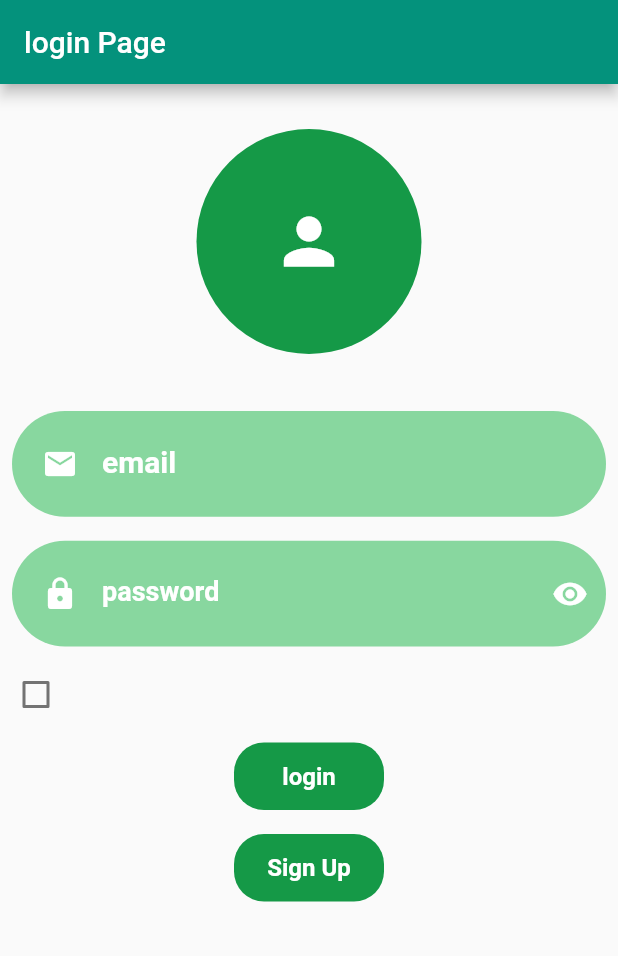
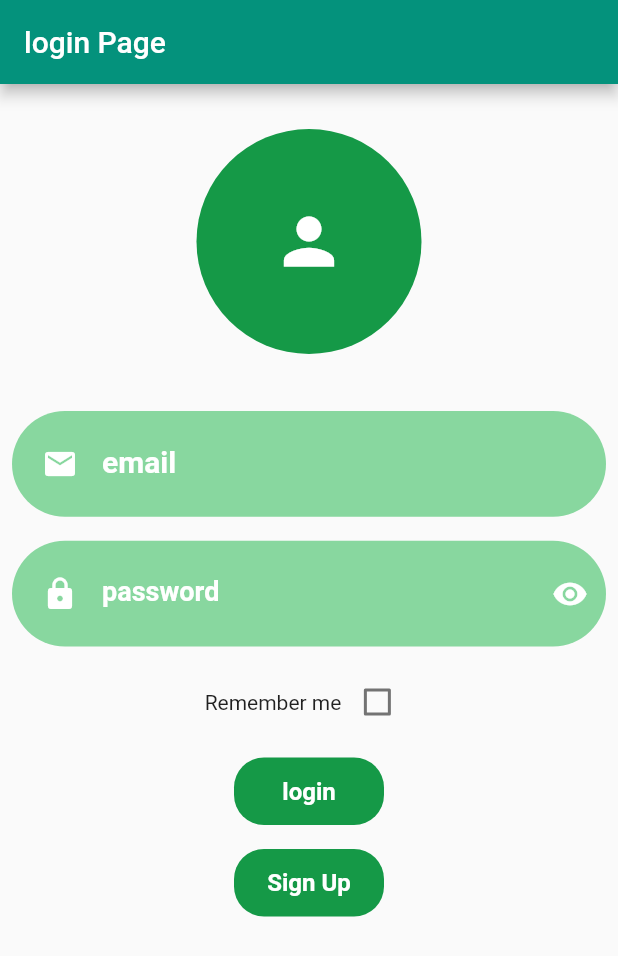
Before and after one commit to shayanzare-dev/flower_app, a Flutter app: the screen it shows after launch, on a phone screen of 412 x 824 dp. Shown: the top 956 px of the screen. Run offline on Flutter 3.47's test engine with Material 2 defaults, Android fonts, the phone set to English and light mode, and no system bars; our stand-ins replace either_dart, get, image_picker, shared_preferences.

```diff
--- a/lib/src/infrastructure/routes/route_names.dart
+++ b/lib/src/infrastructure/routes/route_names.dart
@@ -1,5 +1,6 @@
 class RouteNames {
-  static const homePageFlower = '/home_page';
+  static const vendorHomePageFlower = '/vendor_home_page';
+  static const customerHomePageFlower = '/customer_home_page';
   static const loginPageFlower = '/login_page';
   static const registerPageFlower = '/register_page';
   static const addPageFlower = '/add_flower';
--- a/lib/src/infrastructure/routes/route_pages.dart
+++ b/lib/src/infrastructure/routes/route_pages.dart
@@ -2,9 +2,11 @@ import 'package:flower_app/src/pages/login_page/commons/login_page_flower_bindin
 import 'package:flower_app/src/pages/login_page/view/login_page_flower.dart';
 import 'package:flower_app/src/pages/register_page/view/register_page_flower.dart';
 import 'package:get/get.dart';
-import '../../pages/home_page/commons/home_page_flower_bindings.dart';
-import '../../pages/home_page/view/home_page_flower.dart';
+import '../../pages/customer_home_page/commons/customer_home_page_flower_bindings.dart';
+import '../../pages/customer_home_page/view/customer_home_page_flower.dart';
 import '../../pages/register_page/commons/register_page_flower_bindings.dart';
+import '../../pages/vendor_home_page/commons/vendor_home_page_flower_bindings.dart';
+import '../../pages/vendor_home_page/view/vendor_home_page_flower.dart';
 import 'route_names.dart';
 
 class RoutePages {
@@ -20,9 +22,14 @@ class RoutePages {
           binding: RegisterPageFlowerBindings(),
         ),
         GetPage(
-          name: RouteNames.homePageFlower,
-          page: () => const HomePageFlower(),
-          binding: HomePageFlowerBindings(),
+          name: RouteNames.vendorHomePageFlower,
+          page: () =>  const VendorHomePageFlower(),
+          binding: VendorHomePageFlowerBindings(),
+        ),
+        GetPage(
+          name: RouteNames.customerHomePageFlower,
+          page: () => const CustomerHomePageFlower(),
+          binding: CustomerHomePageFlowerBindings(),
         ),
 
       ],
--- /dev/null
+++ b/lib/src/pages/customer_home_page/commons/customer_home_page_flower_bindings.dart
@@ -0,0 +1,12 @@
+import 'package:get/get.dart';
+
+import '../controller/customer_home_page_flower_controller.dart';
+
+
+class CustomerHomePageFlowerBindings extends Bindings{
+  @override
+  void dependencies() {
+    Get.lazyPut(() => CustomerHomePageFlowerController());
+  }
+
+}
--- /dev/null
+++ b/lib/src/pages/customer_home_page/controller/customer_home_page_flower_controller.dart
@@ -0,0 +1,6 @@
+import 'package:get/get.dart';
+
+class CustomerHomePageFlowerController extends GetxController{
+
+
+}
--- a/lib/src/pages/home_page/commons/home_page_flower_bindings.dart
+++ /dev/null
@@ -1,12 +0,0 @@
-import 'package:get/get.dart';
-
-import '../controller/home_page_flower_controller.dart';
-
-
-class HomePageFlowerBindings extends Bindings{
-  @override
-  void dependencies() {
-    Get.lazyPut(() => HomePageFlowerController());
-  }
-
-}
--- a/lib/src/pages/home_page/controller/home_page_flower_controller.dart
+++ /dev/null
@@ -1,6 +0,0 @@
-import 'package:get/get.dart';
-
-class HomePageFlowerController extends GetxController{
-
-
-}
--- a/lib/src/pages/login_page/view/widget/my_custom_login.dart
+++ b/lib/src/pages/login_page/view/widget/my_custom_login.dart
@@ -16,18 +16,36 @@ class MyCustomLogin extends GetView<LoginPageFlowerController> {
               _iconUser(),
               _inputEmail(),
               _inputPassword(),
-              Obx(() => Checkbox(
-                value: controller.rememberMe.value,
-                onChanged: (value) {
-                  controller.toggleRememberMe(value!);
-                },
-              )),
+              _rememberMe(),
               _myButton(context),
               _myButtonSignUp(),
             ],
           ),
         ),
       );
+
+  Widget _rememberMe() {
+    return Padding(
+      padding: const EdgeInsets.symmetric(vertical: 5),
+      child: Column(
+        mainAxisAlignment: MainAxisAlignment.center,
+        children: [
+          Row(
+            mainAxisAlignment: MainAxisAlignment.center,
+            children: [
+              const Text('Remember me'),
+              Obx(() => Checkbox(
+                    value: controller.rememberMe.value,
+                    onChanged: (value) {
+                      controller.toggleRememberMe(value!);
+                    },
+                  ))
+            ],
+          ),
+        ],
+      ),
+    );
+  }
 
   Widget _iconUser() {
     return Padding(
--- /dev/null
+++ b/lib/src/pages/vendor_home_page/commons/vendor_home_page_flower_bindings.dart
@@ -0,0 +1,12 @@
+import 'package:get/get.dart';
+
+import '../controller/vendor_home_page_flower_controller.dart';
+
+
+class VendorHomePageFlowerBindings extends Bindings{
+  @override
+  void dependencies() {
+    Get.lazyPut(() => VendorHomePageFlowerController());
+  }
+
+}
```
Also changed, not shown: lib/src/pages/customer_home_page/view/customer_home_page_flower.dart (added, +10 -0 lines), lib/src/pages/home_page/view/home_page_flower.dart (deleted, +0 -10 lines), lib/src/pages/login_page/controller/login_page_flower_controller.dart (+11 -11 lines), lib/src/pages/vendor_home_page/controller/vendor_home_page_flower_controller.dart (added, +22 -0 lines), lib/src/pages/vendor_home_page/view/vendor_home_page_flower.dart (added, +47 -0 lines), lib/src/pages/vendor_home_page/view/widget/bottom_navigation_bar.dart (added, +79 -0 lines), lib/src/infrastructure/commons/base_url.dart (line endings or trailing spaces), 1 other file.
